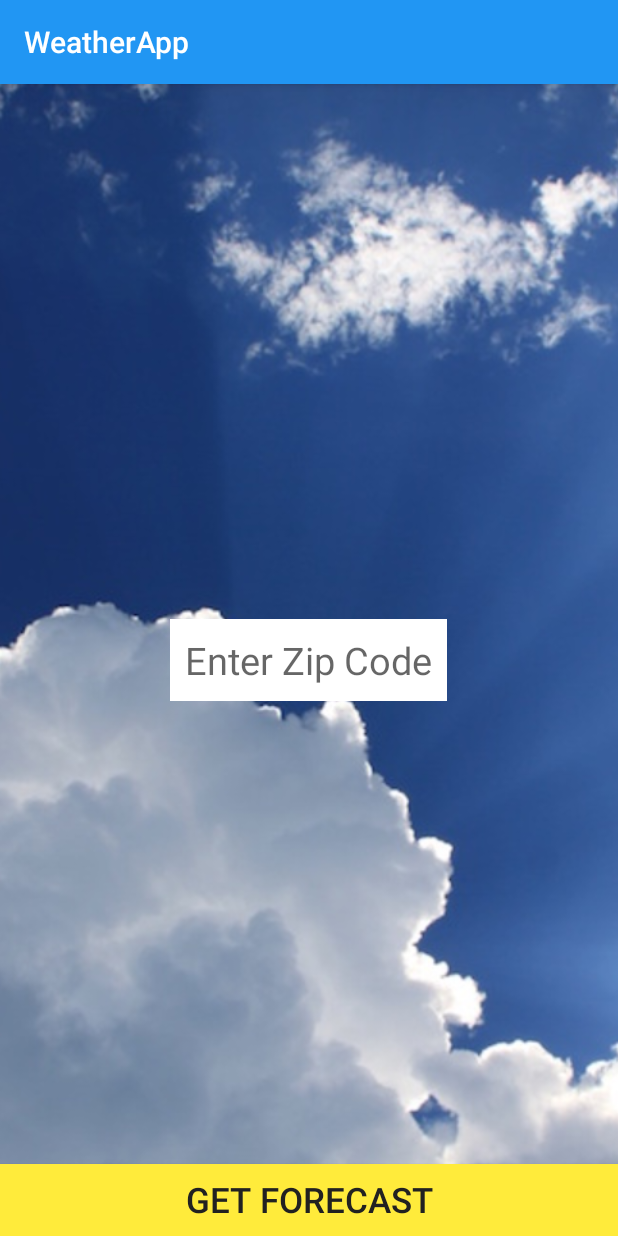
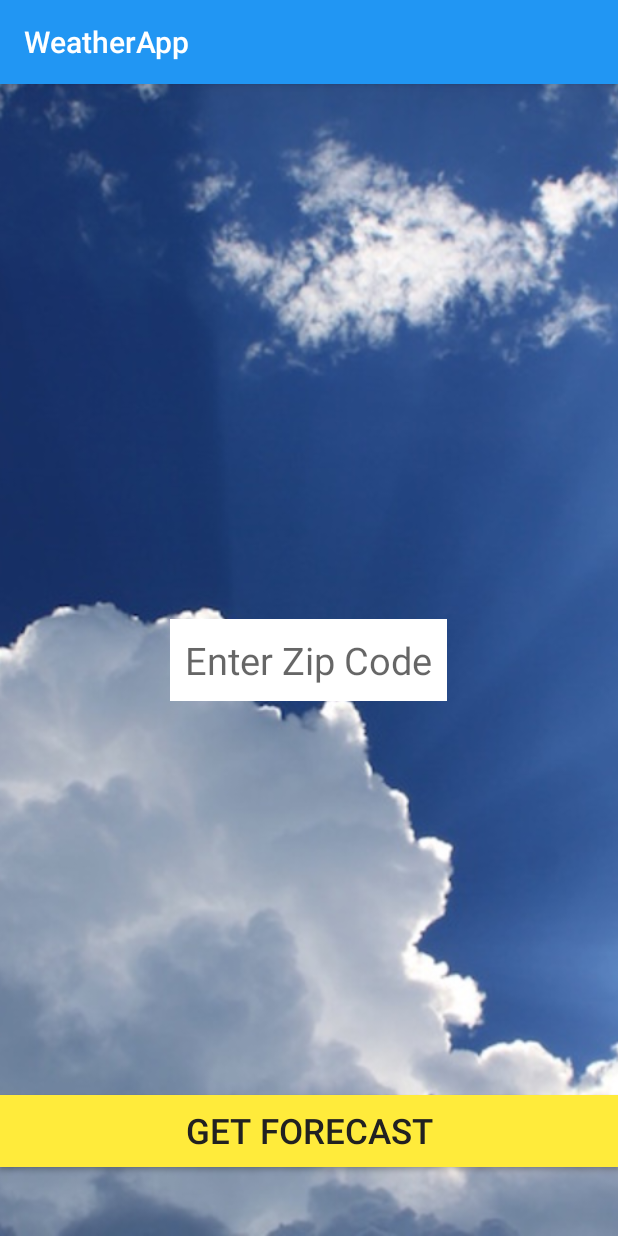
Before and after one commit to mbrecunier/WeatherApp, an Android app: the screen it shows after launch (MainActivity), on a phone screen of 412 x 824 dp. Run offline under Robolectric (Android 15) with nearby library versions, the phone set to English and light mode, and no system bars.

Commit message:
move get forecast button up

```diff
--- a/app/src/main/res/layout/activity_main.xml
+++ b/app/src/main/res/layout/activity_main.xml
@@ -21,11 +21,13 @@
         android:layout_height="wrap_content"
         android:text="Get Forecast"
         android:id="@+id/getForecastButton"
-        android:layout_alignParentBottom="true"
-        android:layout_centerHorizontal="true"
         android:background="@color/colorAccent"
         android:textColor="@color/colorPrimaryText"
-        android:textSize="23sp" />
+        android:textSize="23sp"
+        android:layout_alignParentBottom="true"
+        android:layout_alignParentLeft="true"
+        android:layout_alignParentStart="true"
+        android:layout_marginBottom="46dp" />
 
     <EditText
         android:layout_width="wrap_content"
```
